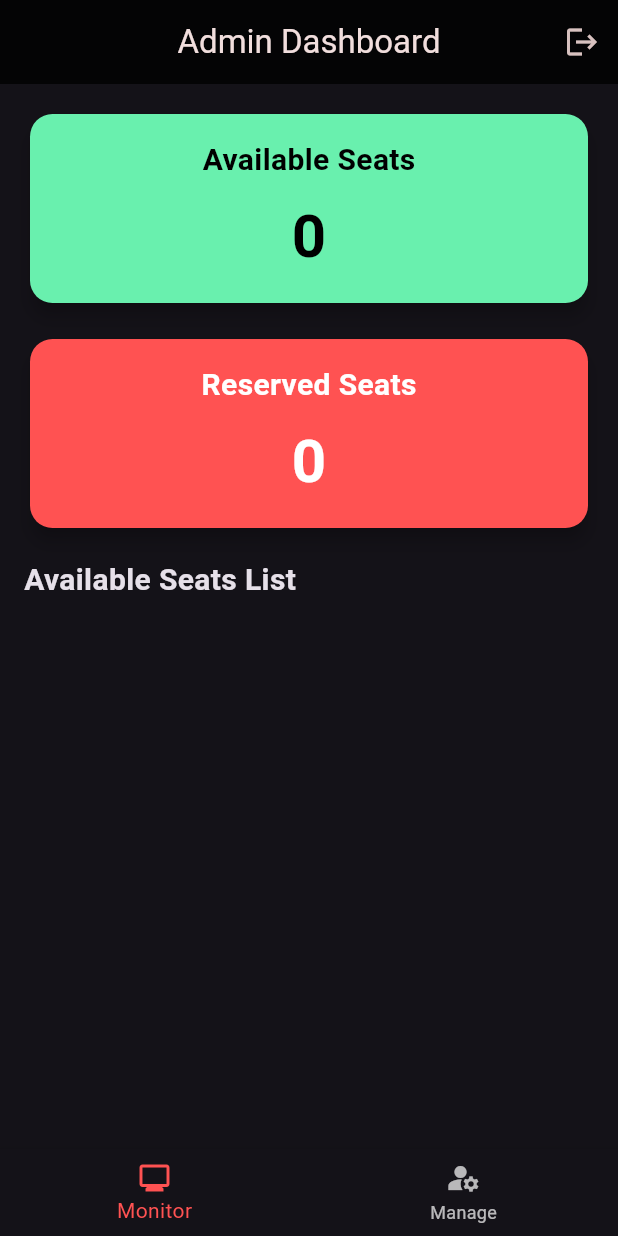
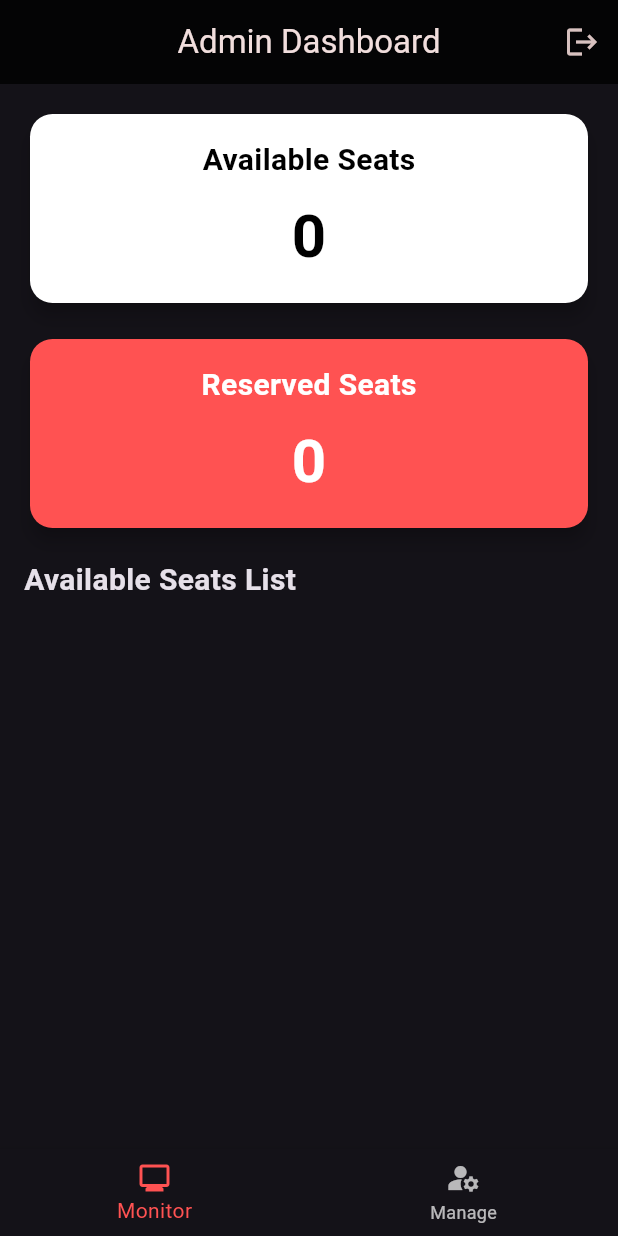
Before and after one commit to Crcs1225/library, a Flutter app: the AdminPage screen opened by its route, on a phone screen of 412 x 824 dp. Run offline on Flutter 3.47's test engine with Material 3 defaults, Android fonts, the phone set to English and light mode, and no system bars; our stand-ins replace cloud_firestore, firebase_auth, firebase_core, flutter_svg; accounts and stored records are empty.

Commit message:
done.last

```diff
--- a/lib/screens/admin.dart
+++ b/lib/screens/admin.dart
@@ -66,7 +66,7 @@ class _AdminPageState extends State<AdminPage> {
               crossAxisAlignment: CrossAxisAlignment.start,
               children: [
                 Card(
-                  color: Colors.greenAccent,
+                  color: Colors.white,
                   shape: RoundedRectangleBorder(
                     borderRadius: BorderRadius.circular(15.0),
                   ),
@@ -151,10 +151,10 @@ class _AdminPageState extends State<AdminPage> {
                       margin: const EdgeInsets.symmetric(vertical: 4.0),
                       child: ListTile(
                         leading:
-                            const Icon(Icons.event_seat, color: Colors.green),
+                            const Icon(Icons.event_seat, color: Colors.white),
                         title: Text('Seat $seatNumber'),
                         trailing:
-                            const Icon(Icons.check_circle, color: Colors.green),
+                            const Icon(Icons.check_circle, color: Colors.white),
                       ),
                     );
                   },
@@ -592,7 +592,7 @@ class _AdminPageState extends State<AdminPage> {
                           children: [
                             Icon(
                               Icons.person_add,
-                              color: Colors.redAccent.withOpacity(0.8),
+                              color: Colors.redAccent,
                               size: 40,
                             ),
                             const SizedBox(height: 8),
@@ -631,7 +631,7 @@ class _AdminPageState extends State<AdminPage> {
                           children: [
                             Icon(
                               Icons.delete,
-                              color: Colors.redAccent.withOpacity(0.8),
+                              color: Colors.redAccent,
                               size: 40,
                             ),
                             const SizedBox(height: 8),
@@ -670,7 +670,7 @@ class _AdminPageState extends State<AdminPage> {
                           children: [
                             Icon(
                               Icons.list,
-                              color: Colors.redAccent.withOpacity(0.8),
+                              color: Colors.redAccent,
                               size: 40,
                             ),
                             const SizedBox(height: 8),
@@ -740,7 +740,7 @@ class _AdminPageState extends State<AdminPage> {
                         padding: const EdgeInsets.symmetric(vertical: 16.0),
                         width: double.infinity,
                         decoration: BoxDecoration(
-                          color: Colors.redAccent.withOpacity(0.8),
+                          color: Colors.redAccent,
                           borderRadius: BorderRadius.circular(8.0),
                         ),
                         child: const Center(
@@ -789,7 +789,7 @@ class _AdminPageState extends State<AdminPage> {
                         padding: const EdgeInsets.symmetric(vertical: 16.0),
                         width: double.infinity,
                         decoration: BoxDecoration(
-                          color: Colors.redAccent.withOpacity(0.8),
+                          color: Colors.redAccent,
                           borderRadius: BorderRadius.circular(8.0),
                         ),
                         child: const Center(
```
Also changed, not shown: assets/icon.jpg (added).
